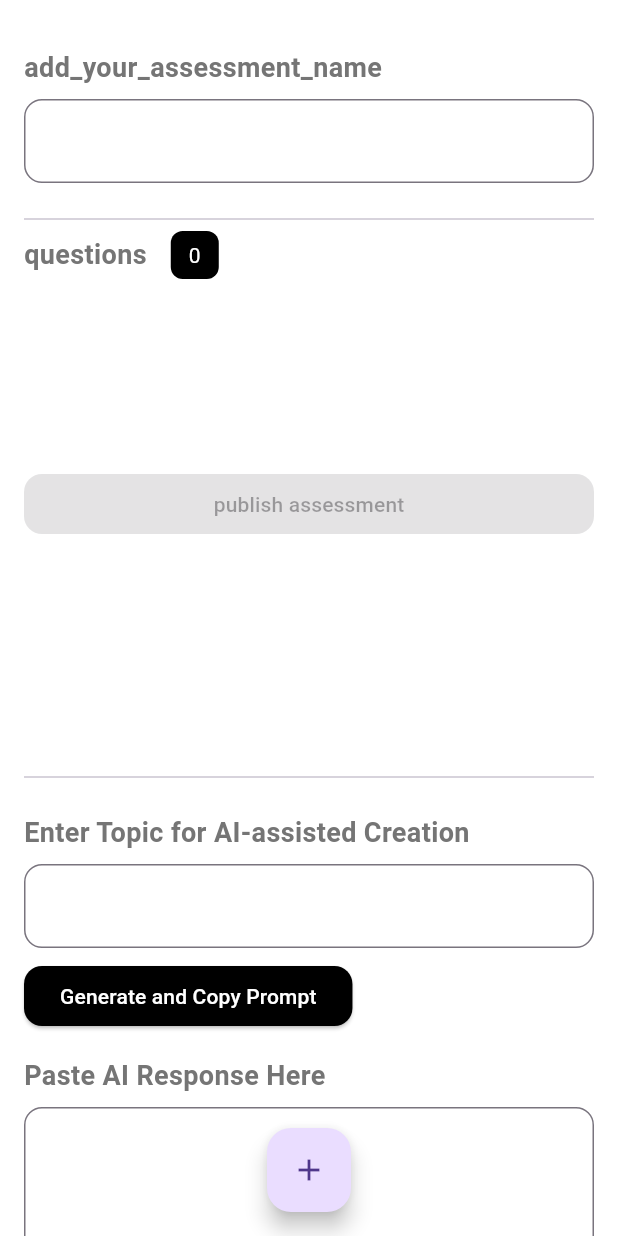
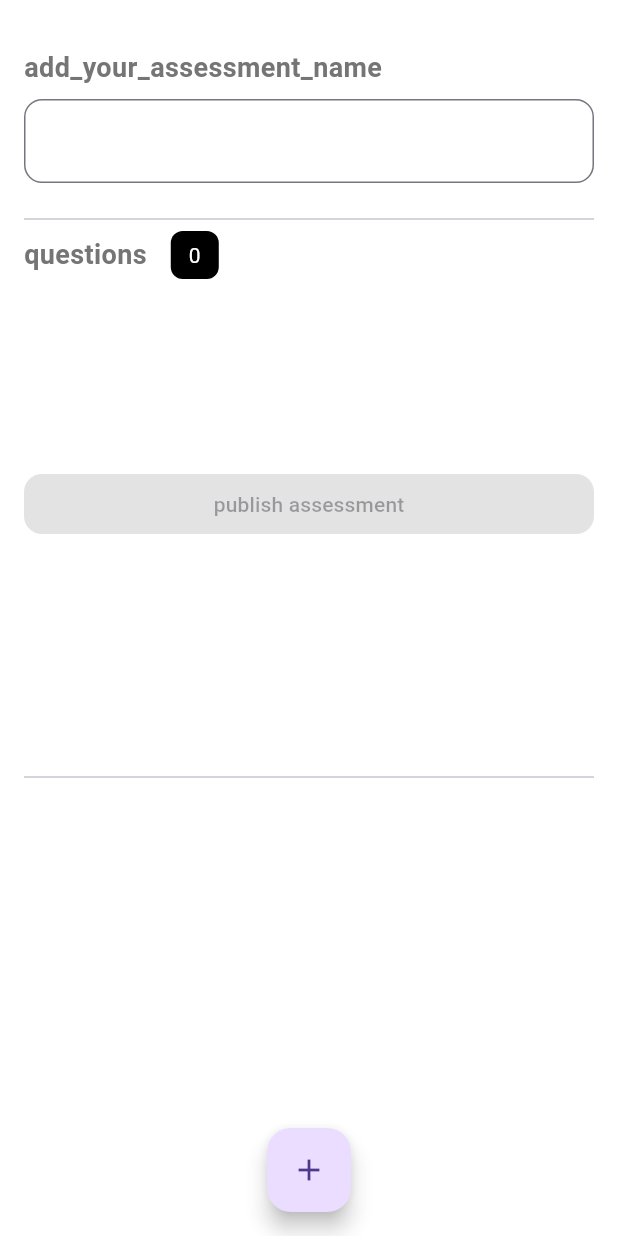
Before and after one commit to 45afeef/edutik, a Flutter app: the AssessmentCreationPage screen opened by its route, on a phone screen of 412 x 824 dp. Run offline on Flutter 3.47's test engine with Material 3 defaults, Android fonts, the phone set to English and light mode, and no system bars; our stand-ins replace cloud_firestore, connectivity_plus, firebase_auth, firebase_core, firebase_crashlytics, flip_card and 12 more; accounts and stored records are empty.

Commit message:
hided AI section with a invisible transparent toggle button

```diff
--- a/lib/src/features/assessment/p/assessment_creation_page.dart
+++ b/lib/src/features/assessment/p/assessment_creation_page.dart
@@ -5,14 +5,20 @@ import 'package:get/get.dart';
 import '../do/closed_ended/mcq.dart';
 import 'controllers/assessment_creation_controller.dart';
 
-class AssessmentCreationPage extends StatelessWidget {
+class AssessmentCreationPage extends StatefulWidget {
+  const AssessmentCreationPage({super.key});
+
+  @override
+  State<AssessmentCreationPage> createState() => _AssessmentCreationPageState();
+}
+
+class _AssessmentCreationPageState extends State<AssessmentCreationPage> {
   final AssessmentDraftController _draftController =
       Get.put(AssessmentDraftController());
 
   final TextEditingController _topicController = TextEditingController();
   final TextEditingController _aiResponseController = TextEditingController();
-
-  AssessmentCreationPage({super.key});
+  bool _isAISectionVisible = false;
 
   @override
   Widget build(BuildContext context) {
@@ -171,9 +177,11 @@ class AssessmentCreationPage extends StatelessWidget {
                   ),
                 ),
                 const SizedBox(height: 150),
-                // New section for AI-assisted creation
+                // New section for AI-assisted creation (hidden by default)
                 const Divider(),
-                Padding(
+                Visibility(
+                  visible: _isAISectionVisible,
+                  child: Padding(
                     padding: const EdgeInsets.symmetric(vertical: 16.0),
                     child: Column(
                       crossAxisAlignment: CrossAxisAlignment.start,
@@ -223,6 +231,20 @@ class AssessmentCreationPage extends StatelessWidget {
                           child: const Text('Convert to Assessment'),
                         ),
                       ],
+                    ),
+                  ),
+                ),
+                // Invisible button for developer to toggle AI feature visibility
+                GestureDetector(
+                  onDoubleTap: () {
+                    setState(() {
+                      _isAISectionVisible = !_isAISectionVisible;
+                    });
+                  },
+                  child: Container(
+                    width: 10,
+                    height: 10,
+                    color: Colors.transparent,
                   ),
                 ),
                 // Existing UI elements...
```
Lines whose indentation alone changed are shown as unchanged.
